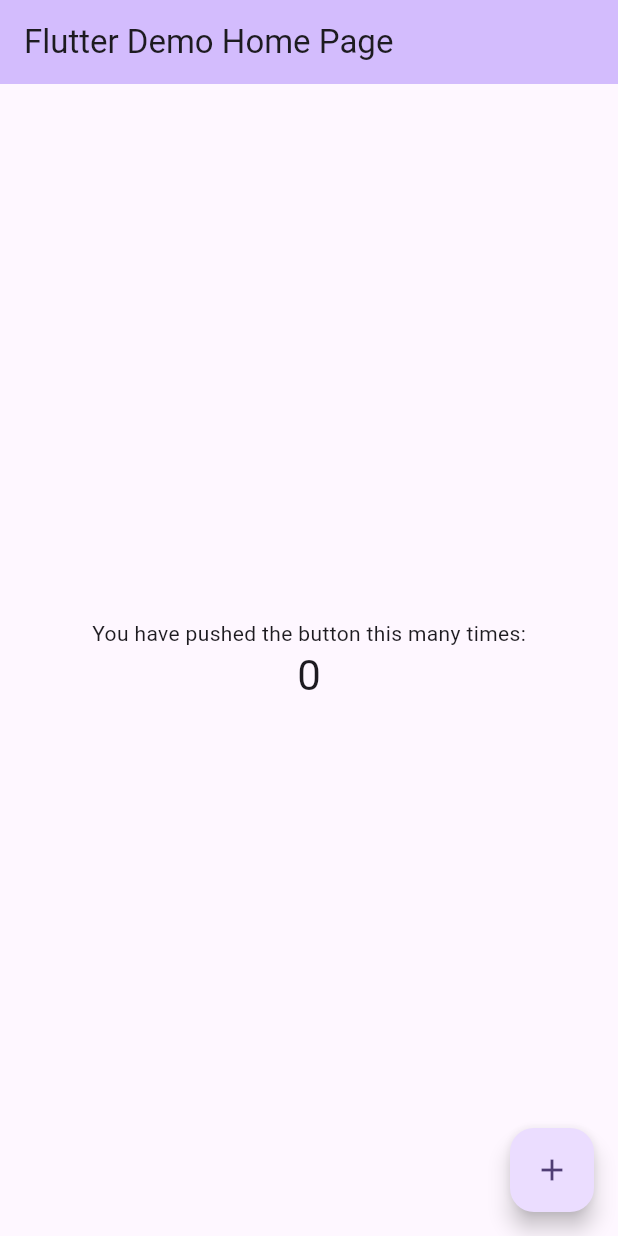
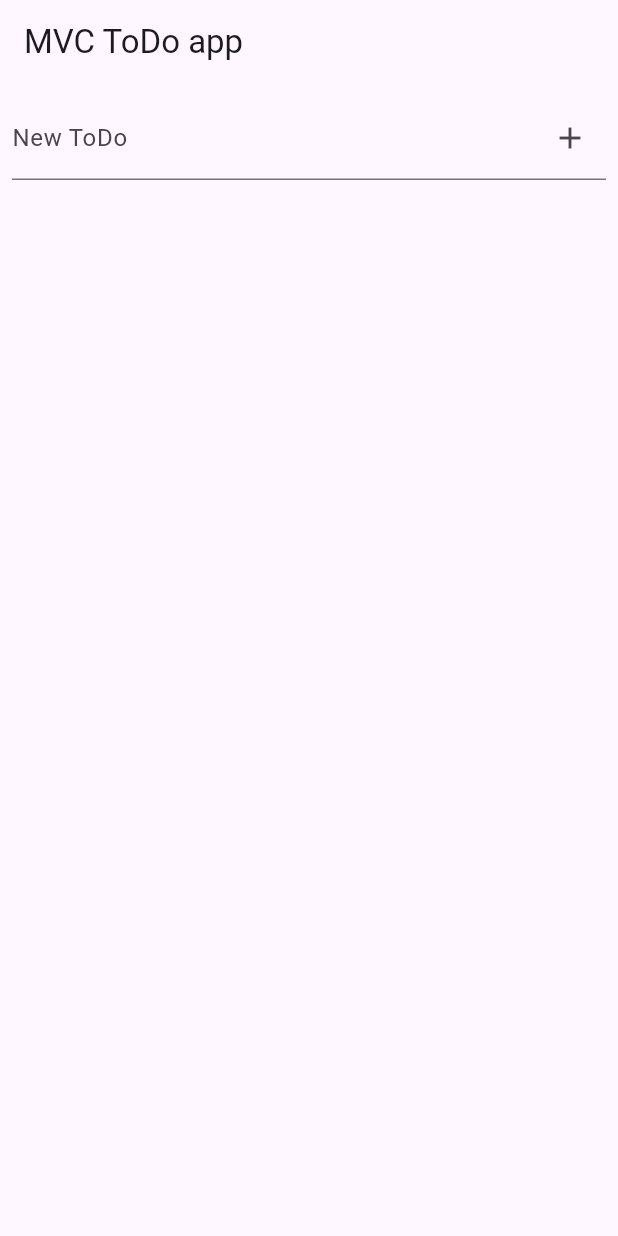
Before and after one commit to ShowmikDebnath/todo, a Flutter app: the screen it shows after launch, on a phone screen of 412 x 824 dp. Run offline on Flutter 3.47's test engine with Material 3 defaults, Android fonts, the phone set to English and light mode, and no system bars.

Commit message:
Todo app - done (Basic)

```diff
--- /dev/null
+++ b/lib/Controller/todoController.dart
@@ -0,0 +1,18 @@
+import '../Model/todo.dart';
+
+class TodoController {
+  List<Todo> todos = [];
+
+  void addTodo(String title){
+    todos.add(Todo(title: title));
+  }
+
+  void toggleTodoCompleted(int index){
+    todos[index].toggleCompleted();
+  }
+
+  void deleteTodo(int index){
+    todos.removeAt(index);
+  }
+
+}
--- /dev/null
+++ b/lib/Model/todo.dart
@@ -0,0 +1,10 @@
+class Todo{
+  String title;
+  bool isCompleted;
+
+  Todo({required this.title, this.isCompleted = false});
+
+  void toggleCompleted(){
+    isCompleted = !isCompleted;
+  }
+}
--- /dev/null
+++ b/lib/View/todo_screen.dart
@@ -0,0 +1,35 @@
+import 'package:flutter/material.dart';
+
+import '../Model/todo.dart';
+
+class TodoListView extends StatelessWidget {
+  const TodoListView({super.key, required this.todos, required this.onTodoTap});
+
+  final List<Todo> todos;
+  final Function(int) onTodoTap;
+
+
+  @override
+  Widget build(BuildContext context) {
+    return ListView.builder(
+      itemCount: todos.length,
+      itemBuilder: (context, index) {
+        return ListTile(
+          title: Text(todos[index].title),
+          trailing: Icon(
+            todos[index].isCompleted
+                ? Icons.check_box
+                : Icons.check_box_outline_blank
+          ),
+            onTap: () => onTodoTap(index),
+
+        );
+      }
+
+    );
+
+
+
+
+  }
+}
--- a/lib/main.dart
+++ b/lib/main.dart
@@ -1,125 +1,94 @@
+import 'package:coffee_card/Controller/todoController.dart';
+import 'package:coffee_card/View/todo_screen.dart';
 import 'package:flutter/material.dart';
 
 void main() {
   runApp(const MyApp());
 }
 
-class MyApp extends StatelessWidget {
+class MyApp extends StatefulWidget {
   const MyApp({super.key});
 
-  // This widget is the root of your application.
+  @override
+  State<MyApp> createState() => _MyAppState();
+}
+
+class _MyAppState extends State<MyApp> {
+
+  final TodoController _controller = TodoController();
+  final TextEditingController _textEditingController = TextEditingController();
+
+  void _addTodo(){
+    if(_textEditingController.text.isNotEmpty){
+      setState(() {
+        _controller.addTodo(_textEditingController.text);
+      });
+    }
+
+  }
+
+  // void _toggleTodoCompleted(int index) {
+  //   WidgetsBinding.instance.addPostFrameCallback((_) {
+  //     setState(() {
+  //       _controller.toggleTodoCompleted(index);
+  //     });
+  //   });
+  // }
+  // void _toggleTodoCompleted(int index) {
+  //   setState(() {
+  //     _controller.toggleTodoCompleted(index);
+  //   });
+  // }
+
+  void _toggleTodoCompleted(int index) {
+    WidgetsBinding.instance.addPostFrameCallback((_) {
+      if (mounted) {
+        setState(() {
+          _controller.toggleTodoCompleted(index);
+        });
+      }
+    });
+  }
+
+
+
   @override
   Widget build(BuildContext context) {
     return MaterialApp(
-      title: 'Flutter Demo',
-      theme: ThemeData(
-        // This is the theme of your application.
-        //
-        // TRY THIS: Try running your application with "flutter run". You'll see
-        // the application has a purple toolbar. Then, without quitting the app,
-        // try changing the seedColor in the colorScheme below to Colors.green
-        // and then invoke "hot reload" (save your changes or press the "hot
-        // reload" button in a Flutter-supported IDE, or press "r" if you used
-        // the command line to start the app).
-        //
-        // Notice that the counter didn't reset back to zero; the application
-        // state is not lost during the reload. To reset the state, use hot
-        // restart instead.
-        //
-        // This works for code too, not just values: Most code changes can be
-        // tested with just a hot reload.
-        colorScheme: ColorScheme.fromSeed(seedColor: Colors.deepPurple),
-        useMaterial3: true,
-      ),
-      home: const MyHomePage(title: 'Flutter Demo Home Page'),
+      home: Scaffold(
+        appBar: AppBar(
+          title: Text("MVC ToDo app"),
+        ),
+        body: Column(
+          children: [
+            Padding(
+              padding: const EdgeInsets.all(8.0),
+              child: TextField(
+                controller: _textEditingController,
+                decoration: InputDecoration(
+                  labelText: "New ToDo",
+                  suffixIcon: IconButton(
+                    icon: const Icon(Icons.add),
+                    onPressed: (){
+                      _addTodo();
+                      _textEditingController.clear();
+                    },
+
+                  )
+                ),
+              ),
+            ),
+            Expanded(
+                child: TodoListView(
+                  todos: _controller.todos,
+                  onTodoTap: _toggleTodoCompleted,
+
+                )
+            )
+
+          ],
+        ),
+      )
     );
   }
 }
-
-class MyHomePage extends StatefulWidget {
-  const MyHomePage({super.key, required this.title});
-
-  // This widget is the home page of your application. It is stateful, meaning
-  // that it has a State object (defined below) that contains fields that affect
-  // how it looks.
-
-  // This class is the configuration for the state. It holds the values (in this
-  // case the title) provided by the parent (in this case the App widget) and
-  // used by the build method of the State. Fields in a Widget subclass are
-  // always marked "final".
-
-  final String title;
-
-  @override
-  State<MyHomePage> createState() => _MyHomePageState();
-}
-
-class _MyHomePageState extends State<MyHomePage> {
-  int _counter = 0;
-
-  void _incrementCounter() {
-    setState(() {
-      // This call to setState tells the Flutter framework that something has
-      // changed in this State, which causes it to rerun the build method below
-      // so that the display can reflect the updated values. If we changed
-      // _counter without calling setState(), then the build method would not be
-      // called again, and so nothing would appear to happen.
-      _counter++;
-    });
-  }
-
-  @override
-  Widget build(BuildContext context) {
-    // This method is rerun every time setState is called, for instance as done
-    // by the _incrementCounter method above.
-    //
-    // The Flutter framework has been optimized to make rerunning build methods
-    // fast, so that you can just rebuild anything that needs updating rather
-    // than having to individually change instances of widgets.
-    return Scaffold(
-      appBar: AppBar(
-        // TRY THIS: Try changing the color here to a specific color (to
-        // Colors.amber, perhaps?) and trigger a hot reload to see the AppBar
-        // change color while the other colors stay the same.
-        backgroundColor: Theme.of(context).colorScheme.inversePrimary,
-        // Here we take the value from the MyHomePage object that was created by
-        // the App.build method, and use it to set our appbar title.
-        title: Text(widget.title),
-      ),
-      body: Center(
-        // Center is a layout widget. It takes a single child and positions it
-        // in the middle of the parent.
-        child: Column(
-          // Column is also a layout widget. It takes a list of children and
-          // arranges them vertically. By default, it sizes itself to fit its
-          // children horizontally, and tries to be as tall as its parent.
-          //
-          // Column has various properties to control how it sizes itself and
-          // how it positions its children. Here we use mainAxisAlignment to
-          // center the children vertically; the main axis here is the vertical
-          // axis because Columns are vertical (the cross axis would be
-          // horizontal).
-          //
-          // TRY THIS: Invoke "debug painting" (choose the "Toggle Debug Paint"
-          // action in the IDE, or press "p" in the console), to see the
-          // wireframe for each widget.
-          mainAxisAlignment: MainAxisAlignment.center,
-          children: <Widget>[
-            const Text(
-              'You have pushed the button this many times:',
-            ),
-            Text(
-              '$_counter',
-              style: Theme.of(context).textTheme.headlineMedium,
-            ),
-          ],
-        ),
-      ),
-      floatingActionButton: FloatingActionButton(
-        onPressed: _incrementCounter,
-        tooltip: 'Increment',
-        child: const Icon(Icons.add),
-      ), // This trailing comma makes auto-formatting nicer for build methods.
-    );
-  }
-}
```
Also changed, not shown: 1 other file.
